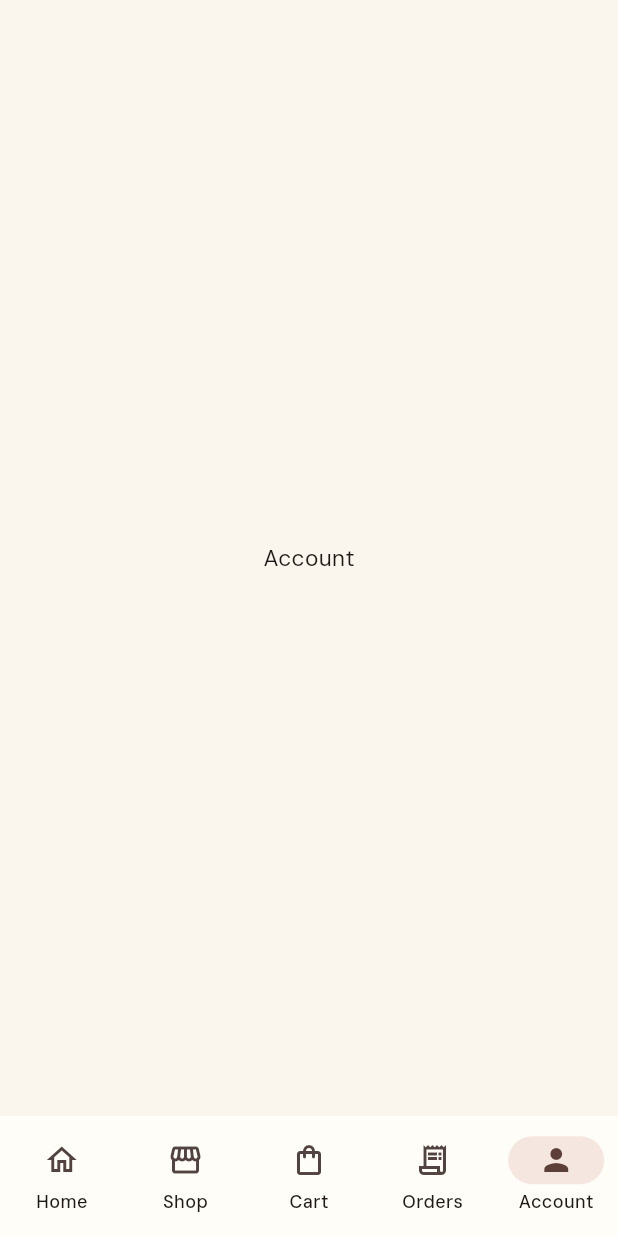
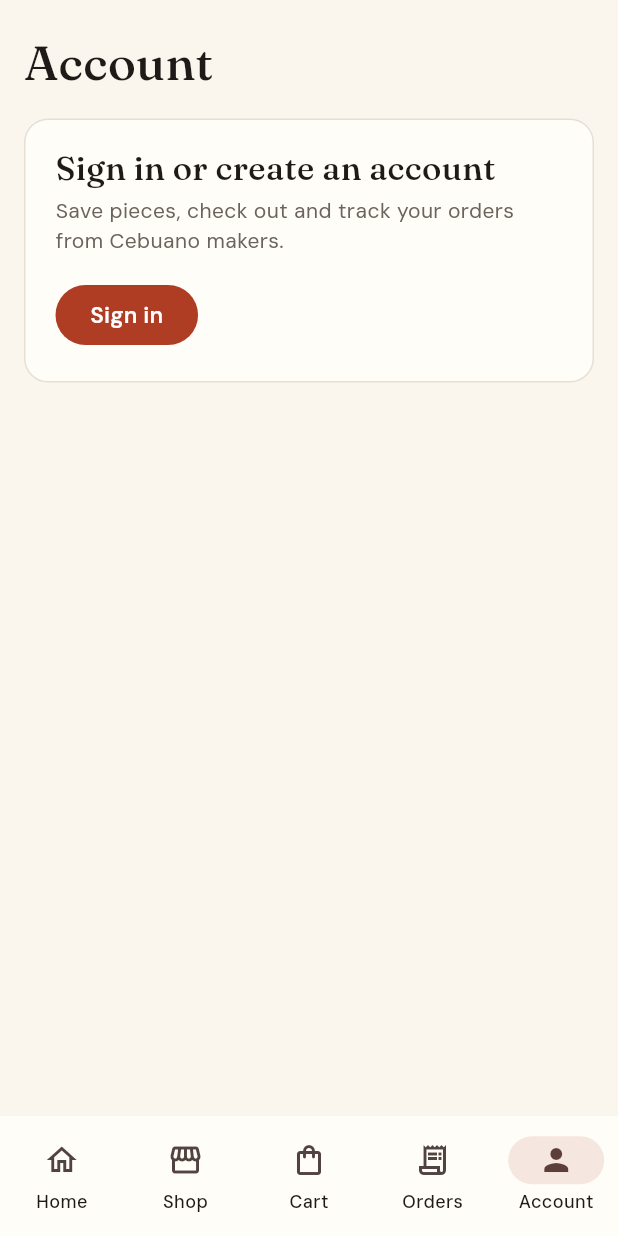
Before and after one commit to TotalElderBerry/craftcebu, a Flutter app: the screen it shows after launch, item 5 of the bottom bar chosen, on a phone screen of 412 x 824 dp. Run offline on Flutter 3.47's test engine with Material 3 defaults, Android fonts, the phone set to English and light mode, and no system bars; our stand-ins replace image_picker, material_ui, supabase_flutter, webview_flutter; missing offline and left inert: webview_flutter_android, webview_flutter_wkwebview; accounts and stored records are empty.

Commit message:
Add native sign-in and Account
Co-Authored-By: Claude Opus 5.5 <noreply@anthropic.com>

```diff
--- /dev/null
+++ b/mobile/lib/screens/account/account_screen.dart
@@ -0,0 +1,113 @@
+import 'package:material_ui/material_ui.dart';
+
+import '../../shell/tab_shell.dart';
+import '../../theme.dart';
+
+/// The native Account tab: sign-in, or the shopper's links into the site.
+class AccountScreen extends StatelessWidget {
+  const AccountScreen({super.key});
+
+  @override
+  Widget build(BuildContext context) {
+    final scope = TabShellScope.of(context);
+    final session = scope.services.session;
+    final actions = scope.actions;
+
+    return ListenableBuilder(
+      listenable: session,
+      builder: (context, _) {
+        final profile = session.profile;
+        final role = profile?.role;
+        final rows = <(IconData, String, String)>[
+          (Icons.favorite_border, 'Saved pieces', '/wishlist'),
+          (Icons.person_outline, 'Edit profile', '/account'),
+          // Anyone without a shop yet, including pending or rejected applicants.
+          if (role != 'artisan' && role != 'owner') (Icons.storefront_outlined, 'Sell on CraftCebu', '/sell'),
+          if (role == 'owner' || profile?.artisanStatus == 'verified') (Icons.inventory_2_outlined, 'Seller Centre', '/seller'),
+          if (role == 'owner') (Icons.admin_panel_settings_outlined, 'Admin Centre', '/admin'),
+          (Icons.map_outlined, 'Shop by origin', '/origins'),
+          (Icons.groups_outlined, 'Meet the makers', '/artisans'),
+        ];
+
+        return SafeArea(
+          bottom: false,
+          child: ListView(
+            padding: const EdgeInsets.fromLTRB(16, 24, 16, 24),
+            children: [
+              Text('Account', style: display(32)),
+              const SizedBox(height: 20),
+              if (!session.signedIn)
+                _SignInCard(onTap: actions.requireSignIn)
+              else ...[
+                Row(children: [
+                  CircleAvatar(
+                    radius: 28,
+                    backgroundColor: atsuete,
+                    child: Text(
+                      (profile?.fullName.isNotEmpty ?? false) ? profile!.fullName[0].toUpperCase() : '?',
+                      style: display(24, color: Colors.white),
+                    ),
+                  ),
+                  const SizedBox(width: 14),
+                  Expanded(
+                    child: Column(crossAxisAlignment: CrossAxisAlignment.start, children: [
+                      Text(profile?.fullName.isNotEmpty ?? false ? profile!.fullName : 'CraftCebu shopper', style: display(22)),
+                      Text(session.user?.email ?? '', style: body(14, color: muted)),
+                    ]),
+                  ),
+                ]),
+                const SizedBox(height: 20),
+                Material(
+                  color: card,
+                  shape: RoundedRectangleBorder(borderRadius: BorderRadius.circular(16), side: const BorderSide(color: line)),
+                  clipBehavior: Clip.antiAlias,
+                  child: Column(children: [
+                    for (final (i, (icon, label, path)) in rows.indexed) ...[
+                      if (i > 0) const Divider(height: 1, indent: 56, color: line),
+                      ListTile(
+                        leading: Icon(icon, color: atsuete),
+                        title: Text(label, style: body(15.5, weight: 500)),
+                        trailing: const Icon(Icons.chevron_right, color: muted),
+                        onTap: () => actions.openWebPage(path),
+                      ),
+                    ],
+                  ]),
+                ),
+                const SizedBox(height: 16),
+                OutlinedButton.icon(
+                  onPressed: () async {
+                    await session.signOut();
+                    await scope.services.refreshCartCount();
+                  },
+                  icon: const Icon(Icons.logout),
+                  label: const Text('Sign out'),
+                  style: OutlinedButton.styleFrom(minimumSize: const Size.fromHeight(50), foregroundColor: ink),
+                ),
+              ],
+            ],
+          ),
+        );
+      },
+    );
+  }
+}
+
+class _SignInCard extends StatelessWidget {
+  const _SignInCard({required this.onTap});
+  final Future<bool> Function() onTap;
+
+  @override
+  Widget build(BuildContext context) {
+    return Container(
+      padding: const EdgeInsets.all(20),
+      decoration: BoxDecoration(color: card, borderRadius: BorderRadius.circular(16), border: Border.all(color: line)),
+      child: Column(crossAxisAlignment: CrossAxisAlignment.start, children: [
+        Text('Sign in or create an account', style: display(22)),
+        const SizedBox(height: 6),
+        Text('Save pieces, check out and track your orders from Cebuano makers.', style: body(14, color: muted)),
+        const SizedBox(height: 16),
+        FilledButton(onPressed: onTap, child: const Text('Sign in')),
+      ]),
+    );
+  }
+}
```
Also changed, not shown: mobile/lib/screens/account/sign_in_screen.dart (added, +168 -0 lines), mobile/lib/screens/web_page_screen.dart (added, +70 -0 lines), mobile/lib/shell/tab_shell.dart (+10 -3 lines), 1 other file.
